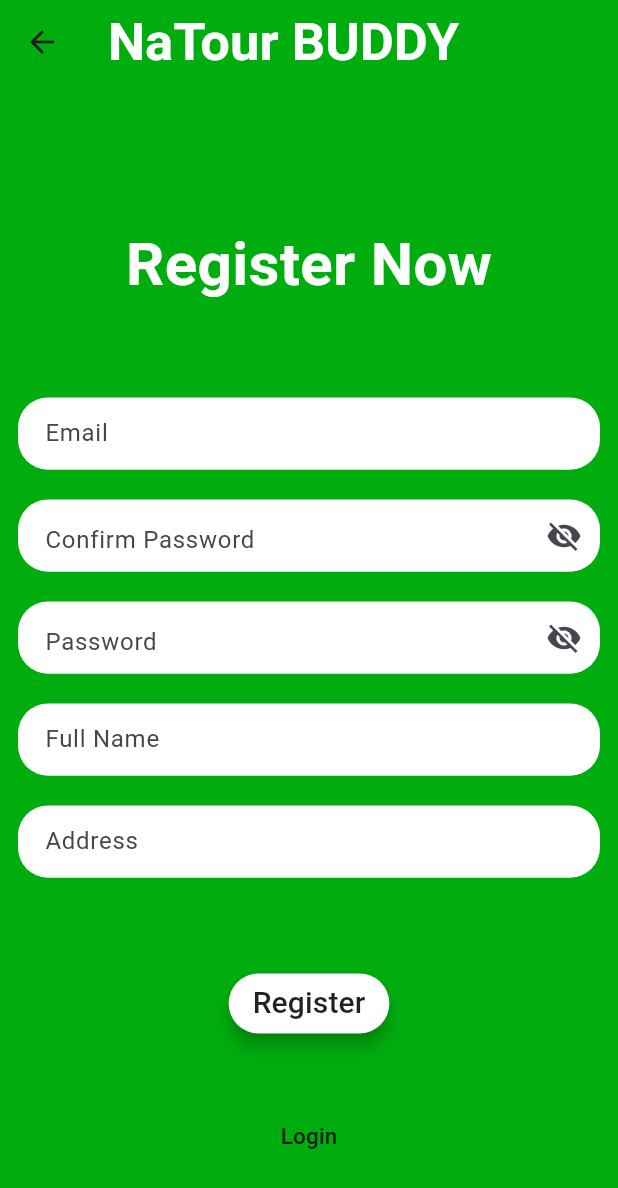
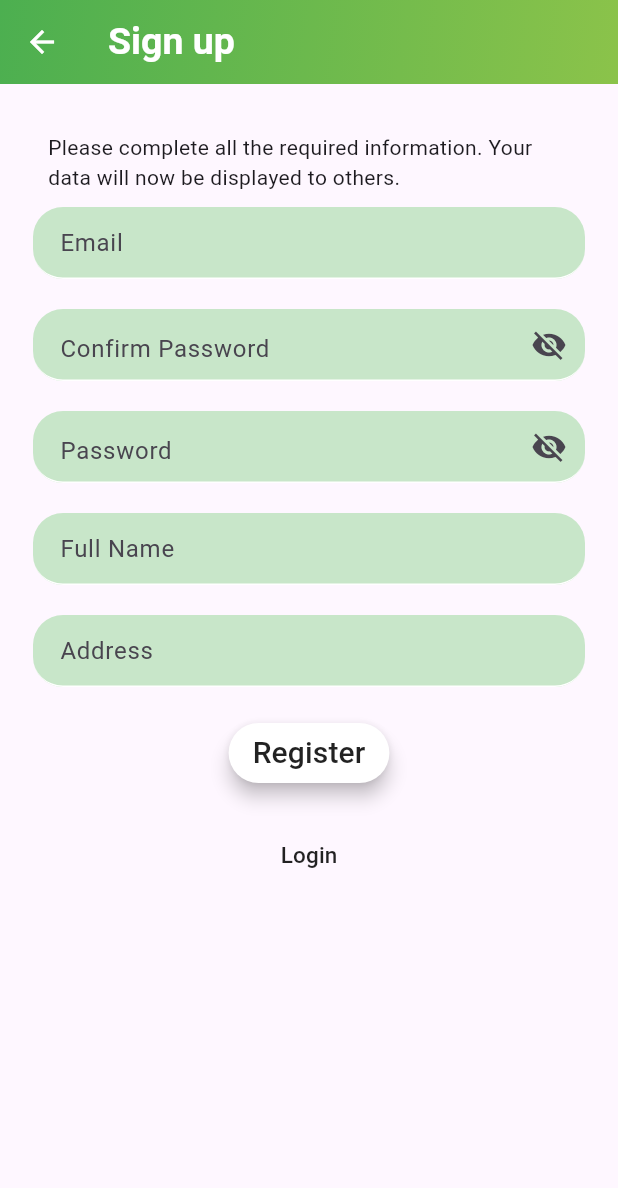
Before and after one commit to bogs212000/NaTour-Mate, a Flutter app: the Register screen opened directly, on a phone screen of 412 x 824 dp. Shown: the top 1188 px of the screen. Run offline on Flutter 3.47's test engine with Material 3 defaults, Android fonts, the phone set to English and light mode, and no system bars; our stand-ins replace carousel_slider, cloud_firestore, firebase_auth, firebase_core, firebase_storage, google_maps_flutter and 4 more; missing offline and left inert: external_app_launcher, flutter_qr_bar_scanner; accounts and stored records are empty.

Commit message:
Modify code, UI, Firebase

```diff
--- a/lib/account/registrationform.dart
+++ b/lib/account/registrationform.dart
@@ -3,6 +3,7 @@ import 'package:cloud_firestore/cloud_firestore.dart';
 import 'package:firebase_auth/firebase_auth.dart';
 import 'package:flutter/material.dart';
 import 'package:tourmateadmin/account/loginscreen.dart';
+import 'package:velocity_x/velocity_x.dart';
 // import 'model.dart';
 
 class Register extends StatefulWidget {
@@ -39,21 +40,32 @@ class _RegisterState extends State<Register> {
   Widget build(BuildContext context) {
     return Scaffold(
       appBar: AppBar(
-        backgroundColor: const Color.fromARGB(255, 0, 173, 14),
+        foregroundColor: Colors.white,
+        flexibleSpace: Container(
+          decoration: const BoxDecoration(
+            gradient: LinearGradient(
+              begin: Alignment.topLeft,
+              end: Alignment.bottomRight,
+              colors: [
+                Colors.green,
+                Colors.lightGreen,
+              ],
+            ),
+          ),
+        ),
         title: const Row(children: [
           Text(
-            'NaTour BUDDY',
+            'Sign up',
             style: TextStyle(
-                fontSize: 35, fontWeight: FontWeight.bold, color: Colors.white),
+                fontSize: 25, fontWeight: FontWeight.bold, color: Colors.white),
           ),
         ]),
       ),
-      backgroundColor: Colors.orange[900],
       body: SingleChildScrollView(
         child: Column(
           children: <Widget>[
             Container(
-              color: const Color.fromARGB(255, 0, 173, 14),
+              padding: EdgeInsets.all(10),
               width: MediaQuery.of(context).size.width,
               height: MediaQuery.of(context).size.height,
               child: SingleChildScrollView(
@@ -62,31 +74,18 @@ class _RegisterState extends State<Register> {
                   child: Form(
                     key: _formkey,
                     child: Column(
-                      mainAxisAlignment: MainAxisAlignment.center,
-                      crossAxisAlignment: CrossAxisAlignment.center,
                       children: [
-                        const SizedBox(
-                          height: 80,
-                        ),
-                        const Text(
-                          "Register Now",
-                          style: TextStyle(
-                            fontWeight: FontWeight.bold,
-                            color: Colors.white,
-                            fontSize: 40,
-                          ),
-                        ),
-                        const SizedBox(
-                          height: 10,
-                        ),
-                        const SizedBox(
-                          height: 50,
-                        ),
+                        Padding(
+                            padding: EdgeInsets.all(10),
+                            child:
+                                'Please complete all the required information. Your data will now be displayed to others.'
+                                    .text
+                                    .make()),
                         TextFormField(
                           controller: emailController,
                           decoration: InputDecoration(
                             filled: true,
-                            fillColor: Colors.white,
+                            fillColor: Colors.green[100],
                             hintText: 'Email',
                             enabled: true,
                             contentPadding: const EdgeInsets.only(
@@ -132,7 +131,7 @@ class _RegisterState extends State<Register> {
                                   });
                                 }),
                             filled: true,
-                            fillColor: Colors.white,
+                            fillColor: Colors.green[100],
                             hintText: 'Confirm Password',
                             enabled: true,
                             contentPadding: const EdgeInsets.only(
@@ -174,7 +173,7 @@ class _RegisterState extends State<Register> {
                                   });
                                 }),
                             filled: true,
-                            fillColor: Colors.white,
+                            fillColor: Colors.green[100],
                             hintText: 'Password',
                             enabled: true,
                             contentPadding: const EdgeInsets.only(
@@ -208,7 +207,7 @@ class _RegisterState extends State<Register> {
                           controller: name,
                           decoration: InputDecoration(
                             filled: true,
-                            fillColor: Colors.white,
+                            fillColor: Colors.green[100],
                             hintText: 'Full Name',
                             enabled: true,
                             contentPadding: const EdgeInsets.only(
@@ -242,7 +241,7 @@ class _RegisterState extends State<Register> {
                           controller: address,
                           decoration: InputDecoration(
                             filled: true,
-                            fillColor: Colors.white,
+                            fillColor: Colors.green[100],
                             hintText: 'Address',
                             enabled: true,
                             contentPadding: const EdgeInsets.only(
@@ -269,19 +268,7 @@ class _RegisterState extends State<Register> {
                           onChanged: (value) {},
                           keyboardType: TextInputType.emailAddress,
                         ),
-                        const SizedBox(
-                          height: 20,
-                        ),
-                        const SizedBox(
-                          height: 20,
-                        ),
-                        const SizedBox(
-                          height: 20,
-                        ),
-                        Column(
-                          mainAxisAlignment: MainAxisAlignment.center,
-                          crossAxisAlignment: CrossAxisAlignment.center,
-                          children: [
+                        SizedBox(height: 20),
                         MaterialButton(
                           shape: const RoundedRectangleBorder(
                               borderRadius:
@@ -298,7 +285,8 @@ class _RegisterState extends State<Register> {
                             Navigator.push(
                               context,
                               MaterialPageRoute(
-                                    builder: (context) => LoginScreen(email: emailController.text),
+                                builder: (context) => LoginScreen(
+                                    email: emailController.text),
                               ),
                             );
                           },
@@ -311,7 +299,7 @@ class _RegisterState extends State<Register> {
                           ),
                         ),
                         const SizedBox(
-                              height: 40,
+                          height: 20,
                         ),
                         MaterialButton(
                           elevation: 5.0,
@@ -331,8 +319,6 @@ class _RegisterState extends State<Register> {
                               fontSize: 15,
                             ),
                           ),
-                            ),
-                          ],
                         ),
                       ],
                     ),
--- a/lib/widgets/qr_scan_page.dart
+++ b/lib/widgets/qr_scan_page.dart
@@ -152,39 +152,34 @@ class _QrscaanState extends State<Qrscaan> {
                                 borderRadius: BorderRadius.circular(5)),
                             child: Column(
                               children: [
-                                entranceFee != ''
-                                    ? Row(
+                                if (entranceFee != '')
+                                  Row(
                                     children: [
                                       'Entrance fee:'.text.make(),
                                       Spacer(),
                                       '₱ $entranceFee'.text.make(),
                                     ],
-                                      )
-                                    : SizedBox(),
-                                entranceFee != ''
-                                    ? Row(
+                                  ),
+                                if (cottageFee != '')
+                                  Row(
                                     children: [
                                       'Cottage fee:'.text.make(),
                                       Spacer(),
-                                          '₱ $entranceFee'.text.make(),
+                                      '₱ $cottageFee'.text.make(),
                                     ],
-                                      )
-                                    : SizedBox(),
-                                tableFee != ''
-                                    ? Row(
+                                  ),
+                                if (tableFee != '')
+                                  Row(
                                     children: [
                                       'Table fee:'.text.make(),
                                       Spacer(),
                                       '₱ $tableFee'.text.make(),
                                     ],
-                                      )
-                                    : SizedBox(),
+                                  ),
                               ],
                             ),
                           ),
-                          SizedBox(
-                            height: 10,
-                          ),
+                          SizedBox(height: 10),
                           Row(
                             children: [
                               Flexible(
@@ -192,9 +187,10 @@ class _QrscaanState extends State<Qrscaan> {
                                     .text
                                     .overflow(TextOverflow.fade)
                                     .size(15)
-                                      .make()),
+                                    .make(),
+                              ),
                             ],
-                          )
+                          ),
                         ],
                       ),
                     ),
```
Lines whose indentation alone changed are shown as unchanged.
